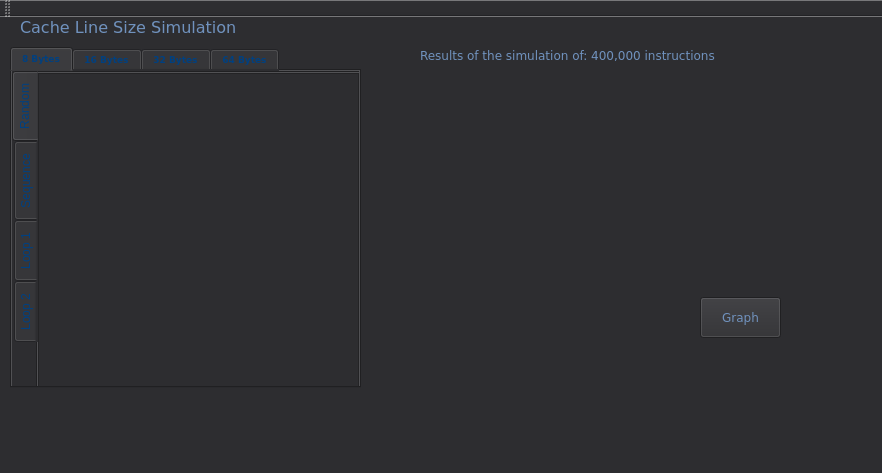
The window that CacheSimulator/mainwindow.ui (RoboticHuman/TheBigCacheOfByteWonderLand) describes before a commit, drawn with Qt 5.
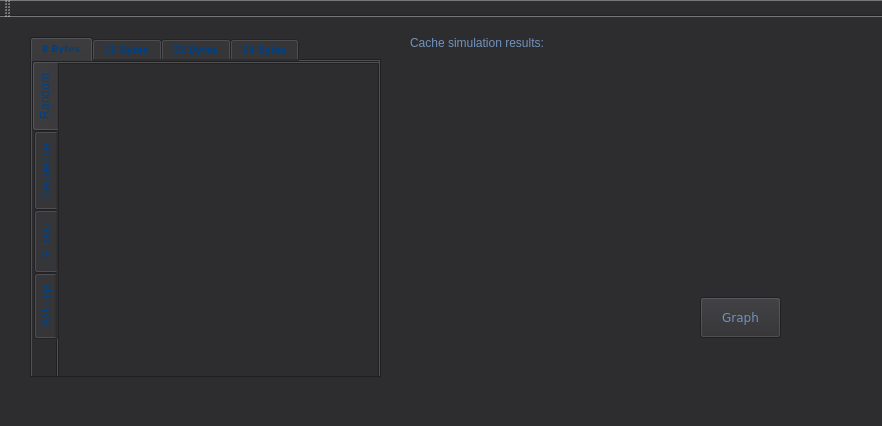
The same window after the commit. The open tabs and pages were chosen to show the change. Custom widgets are drawn as their Qt base class.

```diff
--- a/CacheSimulator/mainwindow.ui
+++ b/CacheSimulator/mainwindow.ui
@@ -7,7 +7,7 @@
     <x>0</x>
     <y>0</y>
     <width>882</width>
-    <height>473</height>
+    <height>426</height>
    </rect>
   </property>
   <property name="windowTitle">
@@ -20,8 +20,8 @@
    <widget class="QTabWidget" name="tabWidget">
     <property name="geometry">
      <rect>
-      <x>10</x>
-      <y>30</y>
+      <x>30</x>
+      <y>20</y>
       <width>351</width>
       <height>341</height>
      </rect>
@@ -120,7 +120,7 @@
       </widget>
       <widget class="QWidget" name="tab1_3">
        <attribute name="title">
-        <string>Loop 1</string>
+        <string>S-Loop</string>
        </attribute>
        <widget class="QScrollArea" name="scrollArea_3">
         <property name="geometry">
@@ -148,7 +148,7 @@
       </widget>
       <widget class="QWidget" name="tab1_4">
        <attribute name="title">
-        <string>Loop 2</string>
+        <string>W-Loop</string>
        </attribute>
        <widget class="QScrollArea" name="scrollArea_4">
         <property name="geometry">
@@ -585,28 +585,6 @@
      </widget>
     </widget>
    </widget>
-   <widget class="QLabel" name="label">
-    <property name="geometry">
-     <rect>
-      <x>20</x>
-      <y>0</y>
-      <width>281</width>
-      <height>21</height>
-     </rect>
-    </property>
-    <property name="font">
-     <font>
-      <family>Verdana</family>
-      <pointsize>12</pointsize>
-     </font>
-    </property>
-    <property name="styleSheet">
-     <string notr="true">color: rgb(112, 146, 190);</string>
-    </property>
-    <property name="text">
-     <string>Cache Line Size Simulation</string>
-    </property>
-   </widget>
    <widget class="QPushButton" name="pushButton">
     <property name="geometry">
      <rect>
@@ -629,28 +607,6 @@
      <string>Graph</string>
     </property>
    </widget>
-   <widget class="QLabel" name="label_5">
-    <property name="geometry">
-     <rect>
-      <x>420</x>
-      <y>30</y>
-      <width>371</width>
-      <height>16</height>
-     </rect>
-    </property>
-    <property name="font">
-     <font>
-      <family>Verdana</family>
-      <pointsize>9</pointsize>
-     </font>
-    </property>
-    <property name="styleSheet">
-     <string notr="true">color: rgb(112, 146, 190);</string>
-    </property>
-    <property name="text">
-     <string>Results of the simulation of: 400,000 instructions</string>
-    </property>
-   </widget>
    <widget class="QWidget" name="layoutWidget">
     <property name="geometry">
      <rect>
@@ -783,16 +739,6 @@
      </item>
     </layout>
    </widget>
-   <widget class="mywidget" name="PlotRegion" native="true">
-    <property name="geometry">
-     <rect>
-      <x>420</x>
-      <y>60</y>
-      <width>441</width>
-      <height>211</height>
-     </rect>
-    </property>
-   </widget>
    <widget class="QWidget" name="layoutWidget">
     <property name="geometry">
      <rect>
@@ -869,6 +815,33 @@
      </item>
     </layout>
    </widget>
+   <widget class="mywidget" name="PlotRegion" native="true">
+    <property name="geometry">
+     <rect>
+      <x>410</x>
+      <y>50</y>
+      <width>441</width>
+      <height>211</height>
+     </rect>
+    </property>
+   </widget>
+   <widget class="QLabel" name="label">
+    <property name="geometry">
+     <rect>
+      <x>410</x>
+      <y>10</y>
+      <width>271</width>
+      <height>31</height>
+     </rect>
+    </property>
+    <property name="styleSheet">
+     <string notr="true">color: rgb(112, 146, 190);
+font: 12pt &quot;Verdana&quot;;</string>
+    </property>
+    <property name="text">
+     <string>Cache simulation results:</string>
+    </property>
+   </widget>
   </widget>
   <widget class="QMenuBar" name="menuBar">
    <property name="geometry">
```
Left out of the diff: 20 changed lines with no effect on the pictures.
